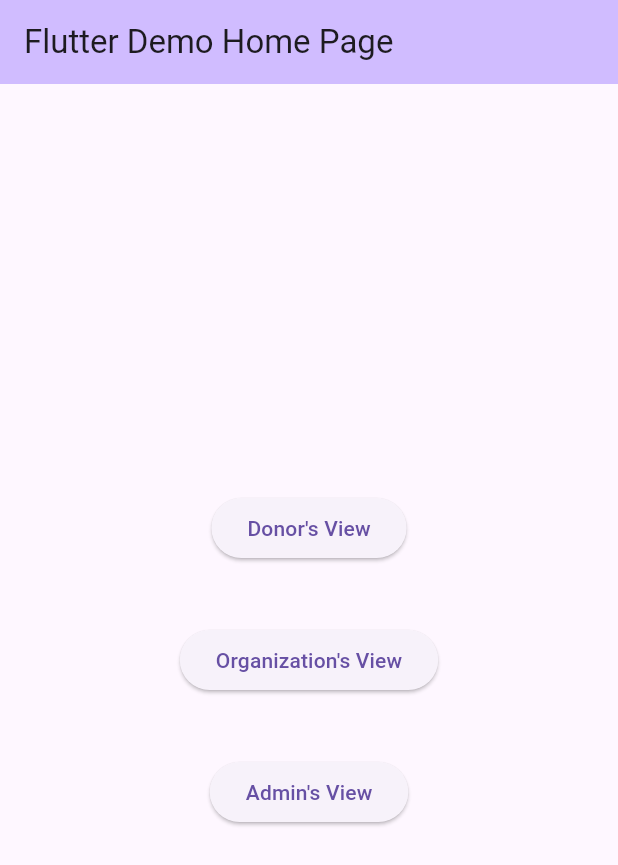
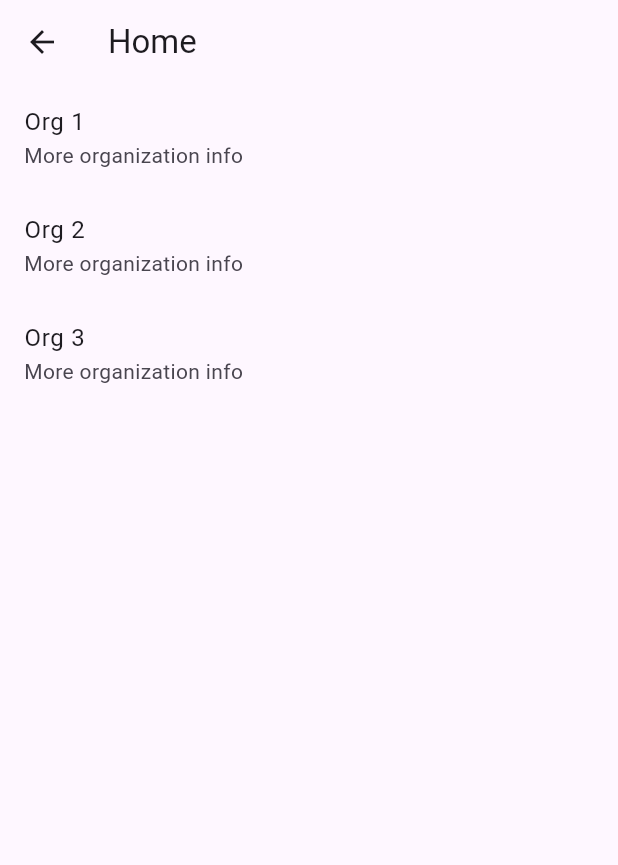
Before and after one commit to jabaleda/cmsc23-u2l-project-group1, a Flutter app: the screen it shows after launch, after a tap on "Donor's View", on a phone screen of 412 x 824 dp. Shown: the top 865 px of the screen. Run offline on Flutter 3.47's test engine with Material 3 defaults, Android fonts, the phone set to English and light mode, and no system bars.

Commit message:
feat: added org list page

```diff
--- /dev/null
+++ b/lib/pages/donor/donor_home.dart
@@ -0,0 +1,49 @@
+/*
+  Donor Home Page - displays list of all organizations a donor can donate to
+*/
+import 'package:flutter/material.dart';
+
+class DonorHome extends StatefulWidget {
+  const DonorHome({super.key});
+
+  @override
+  State<DonorHome> createState() => _DonorHomeState();
+}
+
+class _DonorHomeState extends State<DonorHome> {
+  // Soon: Obtain organization list by Stream<QuerySnapshot>
+  // Soon: Modify listview.builder wrapped around StreamBuilder
+
+  // Possible Sample data using Provider
+  // List<Org> orgs = context.watch<OrgList>().olist;
+  // basic sample data (map)
+  var orgs = {0:"Org 1", 1:"Org 2", 2:"Org 3"};
+
+  @override
+  Widget build(BuildContext context) {
+    return Scaffold(
+      appBar: AppBar(
+        title: Text("Home"),
+      ),
+      body: Column(
+        children: [
+          Flexible(
+            child: ListView.builder(
+              itemCount: orgs.length,
+              // Soon: itemBuilder: ((context, index) {})
+              itemBuilder: (BuildContext context, int index) {
+                return ListTile(
+                  title: Text(orgs[index]!),
+                  subtitle: Text("More organization info"),
+                  onTap: () {
+                    // Soon: Donate screen
+                  },
+                );
+              }
+            ),
+          )
+        ],
+      )
+    );
+  }
+}
--- a/lib/pages/home_page.dart
+++ b/lib/pages/home_page.dart
@@ -9,6 +9,7 @@
 
 
 import 'package:flutter/material.dart';
+import 'package:my_app/pages/donor/donor_home.dart';
 
 class MyHomePage extends StatefulWidget {
   const MyHomePage({super.key, required this.title});
@@ -70,6 +71,10 @@ class _MyHomePageState extends State<MyHomePage> {
     child: ElevatedButton(
       onPressed: () {
         //
+        Navigator.push(
+          context,
+          MaterialPageRoute(builder: (context) => DonorHome())
+        );
       },
       child: Text("Donor's View")
     ),
```
Also changed, not shown: lib/pages/donor/donor_donate.dart (added, +13 -0 lines), lib/pages/donor/donor_profile.dart (added, +7 -0 lines).
